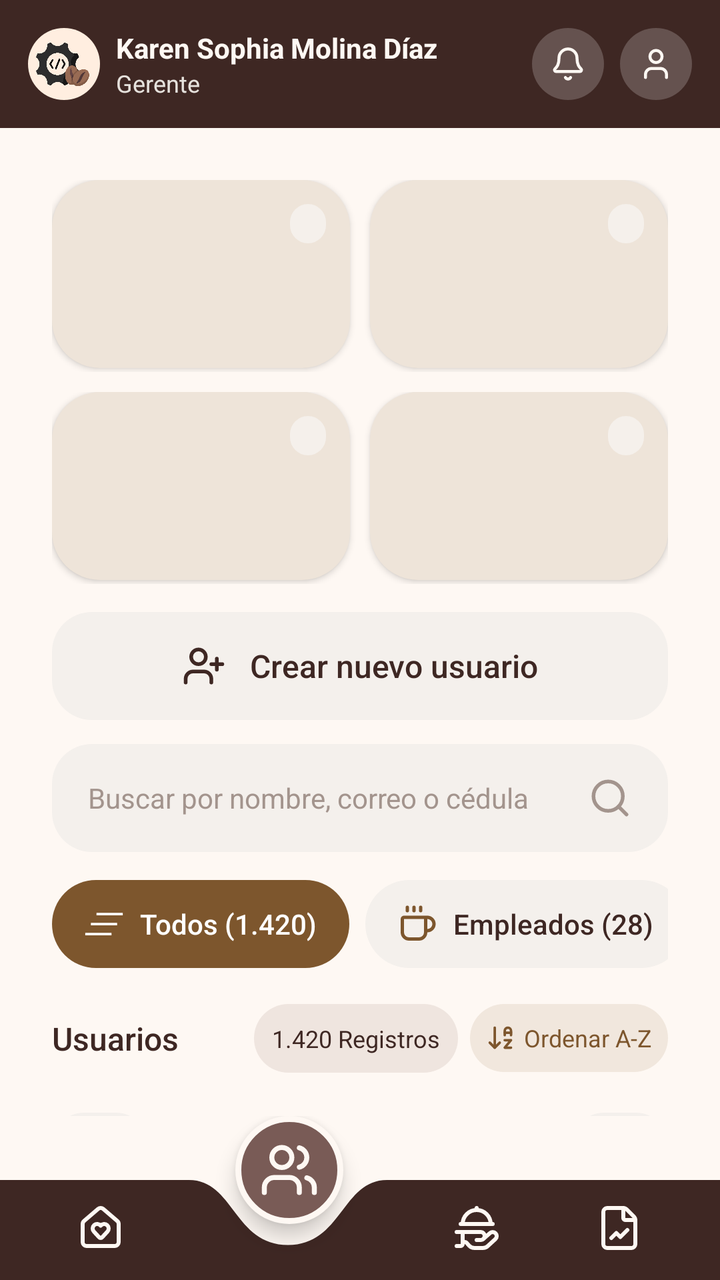
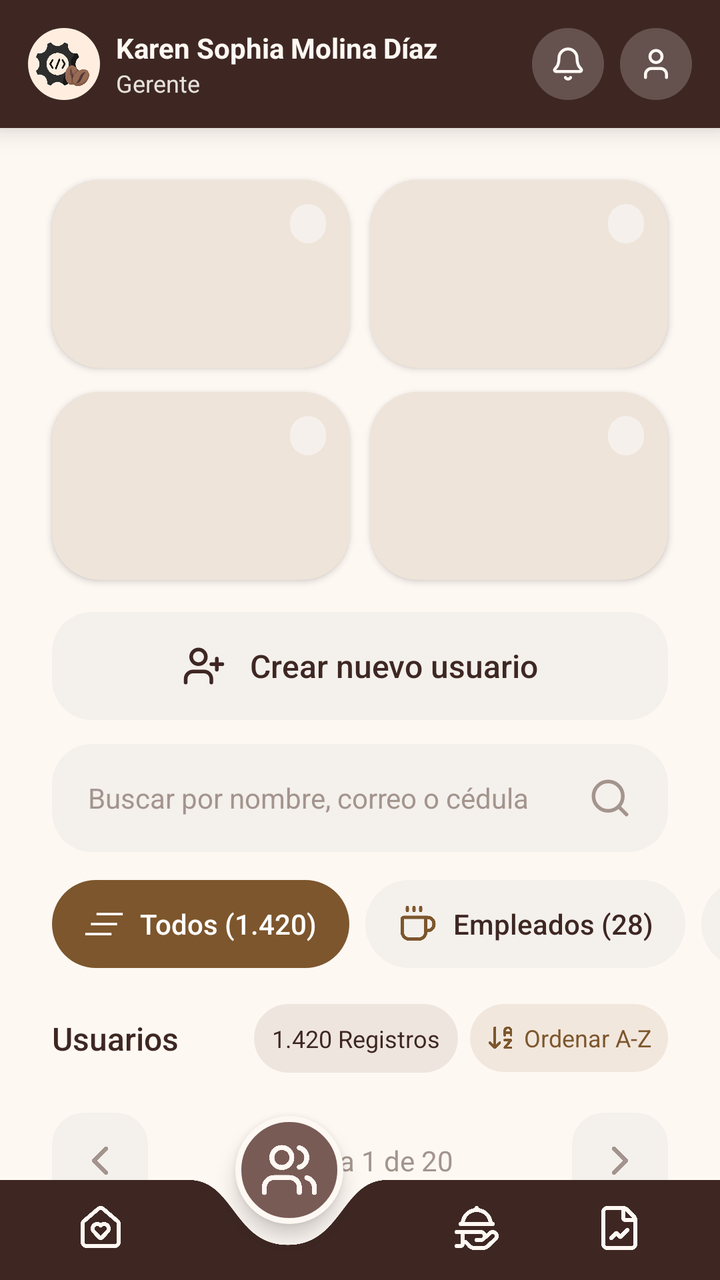

Before-and-after screenshots of an Android layout around one commit, followed by the original layout XML and the change that was made.
<!-- AndroidManifest.xml: application theme Theme.CoffeeTechMobile -->
<!-- res/layout/fragment_user_management.xml -->
<?xml version="1.0" encoding="utf-8"?>
<androidx.constraintlayout.widget.ConstraintLayout
    xmlns:android="http://schemas.android.com/apk/res/android"
    xmlns:app="http://schemas.android.com/apk/res-auto"
    android:layout_width="match_parent"
    android:layout_height="match_parent"
    android:background="@color/background_app">

    <LinearLayout
        android:id="@+id/manager_header"
        android:layout_width="0dp"
        android:layout_height="64dp"
        android:background="@color/coffee_primary"
        android:gravity="center_vertical"
        android:orientation="horizontal"
        android:paddingHorizontal="14dp"
        app:layout_constraintTop_toTopOf="parent"
        app:layout_constraintStart_toStartOf="parent"
        app:layout_constraintEnd_toEndOf="parent">

        <ImageView
            android:layout_width="36dp"
            android:layout_height="36dp"
            android:background="@drawable/bg_logo_circle"
            android:padding="4dp"
            android:src="@drawable/logo"
            android:contentDescription="@string/logo_description"
            android:scaleType="centerInside"/>

        <LinearLayout
            android:layout_width="0dp"
            android:layout_height="wrap_content"
            android:layout_weight="1"
            android:layout_marginStart="8dp"
            android:orientation="vertical">

            <TextView
                android:layout_width="wrap_content"
                android:layout_height="wrap_content"
                android:maxLines="1"
                android:text="Karen Sophia Molina Díaz"
                android:textColor="@color/background_app"
                android:textSize="14sp"
                android:textStyle="bold"/>

            <TextView
                android:layout_width="wrap_content"
                android:layout_height="wrap_content"
                android:text="Gerente"
                android:textColor="#E6E2DD"
                android:textSize="12sp"/>

        </LinearLayout>

        <ImageButton
            android:id="@+id/manager_notifications_button"
            android:layout_width="36dp"
            android:layout_height="36dp"
            android:layout_marginEnd="8dp"
            android:background="@drawable/bg_header_icon"
            android:src="@drawable/ic_notifications"
            android:contentDescription="@string/notifications"
            app:tint="@color/background_app"/>

        <ImageButton
            android:id="@+id/manager_profile_button"
            android:layout_width="36dp"
            android:layout_height="36dp"
            android:background="@drawable/bg_header_icon"
            android:src="@drawable/ic_user"
            android:contentDescription="@string/profile"
            app:tint="@color/background_app"/>

    </LinearLayout>

    <androidx.core.widget.NestedScrollView
        android:id="@+id/manager_scroll"
        android:layout_width="0dp"
        android:layout_height="0dp"
        android:fillViewport="true"
        android:clipToPadding="false"
        app:layout_constraintTop_toBottomOf="@id/manager_header"
        app:layout_constraintBottom_toTopOf="@id/manager_bottom_navigation_container"
        app:layout_constraintStart_toStartOf="parent"
        app:layout_constraintEnd_toEndOf="parent">

        <LinearLayout
            android:layout_width="match_parent"
            android:layout_height="wrap_content"
            android:orientation="vertical"
            android:paddingHorizontal="26dp"
            android:paddingTop="26dp"
            android:paddingBottom="30dp">

            <LinearLayout
                android:layout_width="match_parent"
                android:layout_height="96dp"
                android:orientation="horizontal">

                <include
                    android:id="@+id/stat_total"
                    layout="@layout/item_user_stat"
                    android:layout_width="0dp"
                    android:layout_height="94dp"
                    android:layout_weight="1" />

                <View
                    android:layout_width="10dp"
                    android:layout_height="1dp" />

                <include
                    android:id="@+id/stat_clients"
                    layout="@layout/item_user_stat"
                    android:layout_width="0dp"
                    android:layout_height="94dp"
                    android:layout_weight="1" />

            </LinearLayout>

            <LinearLayout
                android:layout_width="match_parent"
                android:layout_height="96dp"
                android:layout_marginTop="10dp"
                android:orientation="horizontal">

                <include
                    android:id="@+id/stat_sales"
                    layout="@layout/item_user_stat"
                    android:layout_width="0dp"
                    android:layout_height="94dp"
                    android:layout_weight="1" />

                <View
                    android:layout_width="10dp"
                    android:layout_height="1dp" />

                <include
                    android:id="@+id/stat_employees"
                    layout="@layout/item_user_stat"
                    android:layout_width="0dp"
                    android:layout_height="94dp"
                    android:layout_weight="1" />

            </LinearLayout>

            <LinearLayout
                android:id="@+id/create_user_button"
                android:layout_width="match_parent"
                android:layout_height="54dp"
                android:layout_marginTop="14dp"
                android:background="@drawable/bg_user_action"
                android:clickable="true"
                android:focusable="true"
                android:gravity="center"
                android:orientation="horizontal">

                <ImageView
                    android:layout_width="22dp"
                    android:layout_height="22dp"
                    android:src="@drawable/ic_user_plus"
                    android:contentDescription="@null"
                    app:tint="@color/coffee_primary"/>

                <TextView
                    android:layout_width="wrap_content"
                    android:layout_height="wrap_content"
                    android:layout_marginStart="12dp"
                    android:text="Crear nuevo usuario"
                    android:textColor="@color/coffee_primary"
                    android:textSize="16sp"
                    android:fontFamily="sans-serif-medium"/>

            </LinearLayout>

            <LinearLayout
                android:id="@+id/user_search_container"
                android:layout_width="match_parent"
                android:layout_height="54dp"
                android:layout_marginTop="12dp"
                android:background="@drawable/bg_user_action"
                android:gravity="center_vertical"
                android:orientation="horizontal"
                android:paddingHorizontal="18dp">

                <EditText
                    android:id="@+id/user_search_input"
                    android:layout_width="0dp"
                    android:layout_height="match_parent"
                    android:layout_weight="1"
                    android:background="@null"
                    android:hint="Buscar por nombre, correo o cédula"
                    android:inputType="text"
                    android:singleLine="true"
                    android:textColor="@color/text_dark"
                    android:textColorHint="#A3948D"
                    android:textSize="14sp"
                    android:padding="0dp"/>

                <ImageView
                    android:layout_width="22dp"
                    android:layout_height="22dp"
                    android:src="@drawable/ic_search"
                    android:contentDescription="@string/search_users"
                    app:tint="#A3948D"/>

            </LinearLayout>

            <HorizontalScrollView
                android:id="@+id/user_filters_scroll"
                android:layout_width="match_parent"
                android:layout_height="wrap_content"
                android:layout_marginTop="14dp"
                android:clipToPadding="false"
                android:scrollbars="none">

                <LinearLayout
                    android:layout_width="wrap_content"
                    android:layout_height="wrap_content"
                    android:orientation="horizontal">

                    <LinearLayout
                        android:id="@+id/filter_all"
                        android:layout_width="wrap_content"
                        android:layout_height="44dp"
                        android:background="@drawable/bg_filter_selected"
                        android:clickable="true"
                        android:focusable="true"
                        android:gravity="center"
                        android:orientation="horizontal"
                        android:paddingHorizontal="16dp">

                        <ImageView
                            android:layout_width="20dp"
                            android:layout_height="20dp"
                            android:src="@drawable/ic_filter_all"
                            android:contentDescription="@null"
                            app:tint="#FFFFFF"/>

                        <TextView
                            android:layout_width="wrap_content"
                            android:layout_height="wrap_content"
                            android:layout_marginStart="8dp"
                            android:fontFamily="sans-serif-medium"
                            android:text="Todos (1.420)"
                            android:textColor="#FFFFFF"
                            android:textSize="14sp"/>

                    </LinearLayout>

                    <LinearLayout
                        android:id="@+id/filter_employees"
                        android:layout_width="wrap_content"
                        android:layout_height="44dp"
                        android:layout_marginStart="8dp"
                        android:background="@drawable/bg_filter_unselected"
                        android:clickable="true"
                        android:focusable="true"
                        android:gravity="center"
                        android:orientation="horizontal"
                        android:paddingHorizontal="16dp">

                        <ImageView
                            android:layout_width="20dp"
                            android:layout_height="20dp"
                            android:src="@drawable/ic_coffee"
                            android:contentDescription="@null"
                            app:tint="@color/coffee_secondary"/>

                        <TextView
                            android:layout_width="wrap_content"
                            android:layout_height="wrap_content"
                            android:layout_marginStart="8dp"
                            android:fontFamily="sans-serif-medium"
                            android:text="Empleados (28)"
                            android:textColor="@color/coffee_primary"
                            android:textSize="14sp"/>

                    </LinearLayout>

                    <LinearLayout
                        android:id="@+id/filter_clients"
                        android:layout_width="wrap_content"
                        android:layout_height="44dp"
                        android:layout_marginStart="8dp"
                        android:background="@drawable/bg_filter_unselected"
                        android:clickable="true"
                        android:focusable="true"
                        android:gravity="center"
                        android:orientation="horizontal"
                        android:paddingHorizontal="16dp">

                        <ImageView
                            android:layout_width="20dp"
                            android:layout_height="20dp"
                            android:src="@drawable/ic_user"
                            android:contentDescription="@null"
                            app:tint="@color/coffee_secondary"/>

                        <TextView
                            android:layout_width="wrap_content"
                            android:layout_height="wrap_content"
                            android:layout_marginStart="8dp"
                            android:fontFamily="sans-serif-medium"
                            android:text="Clientes (1.385)"
                            android:textColor="@color/coffee_primary"
                            android:textSize="14sp"/>

                    </LinearLayout>

                </LinearLayout>

            </HorizontalScrollView>

            <LinearLayout
                android:id="@+id/user_list_header"
                android:layout_width="match_parent"
                android:layout_height="wrap_content"
                android:layout_marginTop="18dp"
                android:layout_marginBottom="12dp"
                android:gravity="center_vertical"
                android:orientation="horizontal">

                <TextView
                    android:layout_width="0dp"
                    android:layout_height="wrap_content"
                    android:layout_weight="1"
                    android:maxLines="1"
                    android:text="Usuarios globales"
                    android:textColor="@color/coffee_primary"
                    android:textSize="16sp"
                    android:fontFamily="sans-serif-medium"/>

                <TextView
                    android:id="@+id/user_records_count"
                    android:layout_width="wrap_content"
                    android:layout_height="wrap_content"
                    android:background="@drawable/bg_user_count_badge"
                    android:paddingHorizontal="9dp"
                    android:paddingVertical="9dp"
                    android:text="1.420 Registros"
                    android:textColor="@color/coffee_primary"
                    android:textSize="12sp"/>

                <LinearLayout
                    android:id="@+id/sort_users_button"
                    android:layout_width="wrap_content"
                    android:layout_height="34dp"
                    android:layout_marginStart="6dp"
                    android:background="@drawable/bg_user_sort"
                    android:clickable="true"
                    android:focusable="true"
                    android:gravity="center"
                    android:orientation="horizontal"
                    android:paddingHorizontal="8dp">

                    <ImageView
                        android:layout_width="15dp"
                        android:layout_height="15dp"
                        android:src="@drawable/ic_sort_az"
                        android:contentDescription="@null"
                        app:tint="@color/coffee_secondary"/>

                    <TextView
                        android:layout_width="wrap_content"
                        android:layout_height="wrap_content"
                        android:layout_marginStart="4dp"
                        android:text="Ordenar A-Z"
                        android:textColor="@color/coffee_secondary"
                        android:textSize="12sp"/>

                </LinearLayout>

            </LinearLayout>

            <androidx.recyclerview.widget.RecyclerView
                android:id="@+id/users_recycler_view"
                android:layout_width="match_parent"
                android:layout_height="wrap_content"
                android:nestedScrollingEnabled="false"
                android:overScrollMode="never"
                android:clipToPadding="false"/>

            <LinearLayout
                android:id="@+id/user_pagination"
                android:layout_width="match_parent"
                android:layout_height="wrap_content"
                android:layout_marginTop="8dp"
                android:gravity="center_vertical"
                android:orientation="horizontal">

                <ImageButton
                    android:id="@+id/previous_page_button"
                    android:layout_width="48dp"
                    android:layout_height="48dp"
                    android:background="@drawable/bg_pagination_button"
                    android:contentDescription="@string/previous_page"
                    android:padding="13dp"
                    android:src="@drawable/ic_chevron_left"
                    app:tint="#A3948D"
                    app:elevation="3dp"/>

                <TextView
                    android:id="@+id/current_page_text"
                    android:layout_width="0dp"
                    android:layout_height="wrap_content"
                    android:layout_weight="1"
                    android:gravity="center"
                    android:text="Página 1 de 20"
                    android:textColor="#A3948D"
                    android:textSize="14sp"/>

                <ImageButton
                    android:id="@+id/next_page_button"
                    android:layout_width="48dp"
                    android:layout_height="48dp"
                    android:background="@drawable/bg_pagination_button"
                    android:contentDescription="@string/next_page"
                    android:padding="13dp"
                    android:src="@drawable/ic_chevron_right"
                    app:tint="#A3948D"
                    app:elevation="3dp"/>

            </LinearLayout>

        </LinearLayout>

    </androidx.core.widget.NestedScrollView>

    <include
        android:id="@+id/manager_bottom_navigation_container"
        layout="@layout/view_manager_bottom_navigation"
        android:layout_width="0dp"
        android:layout_height="82dp"
        app:layout_constraintBottom_toBottomOf="parent"
        app:layout_constraintStart_toStartOf="parent"
        app:layout_constraintEnd_toEndOf="parent"/>

</androidx.constraintlayout.widget.ConstraintLayout>
<!-- res/layout/item_user_stat.xml (included above) -->
<?xml version="1.0" encoding="utf-8"?>
<FrameLayout
    xmlns:android="http://schemas.android.com/apk/res/android"
    xmlns:app="http://schemas.android.com/apk/res-auto"
    android:layout_width="match_parent"
    android:layout_height="94dp"
    android:background="@drawable/bg_stat_total"
    android:elevation="2dp">

    <androidx.constraintlayout.widget.ConstraintLayout
        android:layout_width="match_parent"
        android:layout_height="match_parent"
        android:padding="12dp">

        <ImageView
            android:id="@+id/stat_icon"
            android:layout_width="22dp"
            android:layout_height="22dp"
            android:contentDescription="@null"
            app:layout_constraintStart_toStartOf="parent"
            app:layout_constraintTop_toTopOf="parent"/>

        <TextView
            android:id="@+id/stat_badge"
            android:layout_width="wrap_content"
            android:layout_height="wrap_content"
            android:background="@drawable/bg_stat_badge"
            android:paddingHorizontal="9dp"
            android:paddingVertical="3dp"
            android:textColor="#8D6849"
            android:textSize="10sp"
            android:textStyle="bold"
            app:layout_constraintEnd_toEndOf="parent"
            app:layout_constraintTop_toTopOf="parent"/>

        <TextView
            android:id="@+id/stat_value"
            android:layout_width="wrap_content"
            android:layout_height="wrap_content"
            android:layout_marginTop="1dp"
            android:includeFontPadding="false"
            android:textColor="#916A45"
            android:textSize="25sp"
            android:textStyle="bold"
            app:layout_constraintStart_toStartOf="parent"
            app:layout_constraintTop_toBottomOf="@id/stat_icon"/>

        <TextView
            android:id="@+id/stat_label"
            android:layout_width="wrap_content"
            android:layout_height="wrap_content"
            android:includeFontPadding="false"
            android:maxLines="1"
            android:textColor="#916A45"
            android:textSize="12sp"
            app:layout_constraintStart_toStartOf="parent"
            app:layout_constraintTop_toBottomOf="@id/stat_value"/>

    </androidx.constraintlayout.widget.ConstraintLayout>

</FrameLayout>
<!-- res/layout/view_manager_bottom_navigation.xml (included above) -->
<?xml version="1.0" encoding="utf-8"?>
<androidx.constraintlayout.widget.ConstraintLayout
    xmlns:android="http://schemas.android.com/apk/res/android"
    xmlns:app="http://schemas.android.com/apk/res-auto"
    android:id="@+id/manager_bottom_navigation"
    android:layout_width="match_parent"
    android:layout_height="76dp"
    android:clipChildren="false"
    android:clipToPadding="false">

    <ImageView
        android:id="@+id/manager_navigation_background"
        android:layout_width="0dp"
        android:layout_height="50dp"
        android:scaleType="fitXY"
        android:src="@drawable/bg_manager_bottom_navigation"
        android:contentDescription="@null"
        app:layout_constraintBottom_toBottomOf="parent"
        app:layout_constraintStart_toStartOf="parent"
        app:layout_constraintEnd_toEndOf="parent" />

    <ImageButton
        android:id="@+id/manager_home_button"
        android:layout_width="36dp"
        android:layout_height="36dp"
        android:background="?attr/selectableItemBackgroundBorderless"
        android:src="@drawable/ic_home"
        android:padding="9dp"
        android:contentDescription="@string/manager_home"
        app:tint="@color/background_app"
        app:layout_constraintStart_toStartOf="parent"
        app:layout_constraintEnd_toEndOf="parent"
        app:layout_constraintHorizontal_bias="0.10"
        app:layout_constraintBottom_toBottomOf="parent"
        android:layout_marginBottom="8dp"/>

    <ImageButton
        android:id="@+id/manager_users_button"
        android:layout_width="54dp"
        android:layout_height="54dp"
        android:background="@drawable/bg_home_nav_button"
        android:contentDescription="@string/manager_users"
        android:padding="12dp"
        android:scaleType="fitCenter"
        android:src="@drawable/ic_users"
        android:elevation="6dp"
        app:layout_constraintEnd_toEndOf="parent"
        app:layout_constraintHorizontal_bias="0.385"
        app:layout_constraintStart_toStartOf="parent"
        app:layout_constraintTop_toTopOf="parent"
        app:tint="@color/background_app" />

    <ImageButton
        android:id="@+id/manager_sales_button"
        android:layout_width="36dp"
        android:layout_height="36dp"
        android:background="?attr/selectableItemBackgroundBorderless"
        android:src="@drawable/ic_hand_platter"
        android:padding="8dp"
        android:contentDescription="@string/manager_sales"
        app:tint="@color/background_app"
        app:layout_constraintStart_toStartOf="parent"
        app:layout_constraintEnd_toEndOf="parent"
        app:layout_constraintHorizontal_bias="0.68"
        app:layout_constraintBottom_toBottomOf="parent"
        android:layout_marginBottom="8dp"/>

    <ImageButton
        android:id="@+id/manager_stats_button"
        android:layout_width="36dp"
        android:layout_height="36dp"
        android:background="?attr/selectableItemBackgroundBorderless"
        android:src="@drawable/ic_file_chart"
        android:padding="8dp"
        android:contentDescription="@string/manager_statistics"
        app:tint="@color/background_app"
        app:layout_constraintStart_toStartOf="parent"
        app:layout_constraintEnd_toEndOf="parent"
        app:layout_constraintHorizontal_bias="0.9"
        app:layout_constraintBottom_toBottomOf="parent"
        android:layout_marginBottom="8dp"/>

</androidx.constraintlayout.widget.ConstraintLayout>
<!-- resources referenced by this layout -->
<resources>
  <color name="background_app">#FEF8F3</color>
  <color name="coffee_primary">#3E2723</color>
  <color name="coffee_secondary">#7D562D</color>
  <color name="text_dark">#1D1B19</color>
  <!-- drawable bg_filter_selected (drawable) -->
  <?xml version="1.0" encoding="utf-8"?>
  <shape xmlns:android="http://schemas.android.com/apk/res/android">
      <solid android:color="@color/coffee_secondary"/>
      <corners android:radius="50dp"/>
  </shape>
  <!-- drawable bg_filter_unselected (drawable) -->
  <?xml version="1.0" encoding="utf-8"?>
  <shape xmlns:android="http://schemas.android.com/apk/res/android">
      <solid android:color="#F4F0EC"/>
      <corners android:radius="50dp"/>
  </shape>
  <!-- drawable bg_header_icon (drawable) -->
  <?xml version="1.0" encoding="utf-8"?>
  <shape xmlns:android="http://schemas.android.com/apk/res/android"
      android:shape="oval">
      <solid android:color="#65524F" />
  </shape>
  <!-- drawable bg_home_nav_button (drawable) -->
  <?xml version="1.0" encoding="utf-8"?>
  <shape xmlns:android="http://schemas.android.com/apk/res/android">
      <solid android:color="#795B56" />
  
      <corners android:radius="50dp" />
  
      <stroke
          android:width="3dp"
          android:color="@color/background_app" />
  </shape>
  <!-- drawable bg_logo_circle (drawable) -->
  <?xml version="1.0" encoding="utf-8"?>
  <shape xmlns:android="http://schemas.android.com/apk/res/android"
      android:shape="oval">
      <solid android:color="#FFEEE0" />
  </shape>
  <!-- drawable bg_pagination_button (drawable) -->
  <?xml version="1.0" encoding="utf-8"?>
  <shape xmlns:android="http://schemas.android.com/apk/res/android">
      <solid android:color="#F4F0EC"/>
      <corners android:radius="16dp"/>
  </shape>
  <!-- drawable bg_stat_badge (drawable) -->
  <?xml version="1.0" encoding="utf-8"?>
  <shape xmlns:android="http://schemas.android.com/apk/res/android">
      <solid android:color="#F5F0EB"/>
      <corners android:radius="50dp"/>
  </shape>
  <!-- drawable bg_stat_total (drawable) -->
  <?xml version="1.0" encoding="utf-8"?>
  <shape xmlns:android="http://schemas.android.com/apk/res/android">
      <solid android:color="#EEE4D9"/>
      <corners android:radius="24dp"/>
  </shape>
  <!-- drawable bg_user_action (drawable) -->
  <?xml version="1.0" encoding="utf-8"?>
  <shape xmlns:android="http://schemas.android.com/apk/res/android">
      <solid android:color="#F4F0EC"/>
      <corners android:radius="20dp"/>
  </shape>
  <!-- drawable bg_user_count_badge (drawable) -->
  <?xml version="1.0" encoding="utf-8"?>
  <shape xmlns:android="http://schemas.android.com/apk/res/android">
      <solid android:color="#EFE5DF"/>
      <corners android:radius="50dp"/>
  </shape>
  <!-- drawable bg_user_sort (drawable) -->
  <?xml version="1.0" encoding="utf-8"?>
  <shape xmlns:android="http://schemas.android.com/apk/res/android">
      <solid android:color="#F1E7DD"/>
      <corners android:radius="50dp"/>
  </shape>
  <!-- drawable ic_filter_all (drawable) -->
  <vector xmlns:android="http://schemas.android.com/apk/res/android"
      android:width="1dp"
      android:height="1dp"
      android:viewportWidth="512"
      android:viewportHeight="512">
    <path
        android:pathData="M160,112h336v32H160zM88,240h336v32H88zM16,368h336v32H16z"
        android:fillColor="#fff"/>
  </vector>
  <string name="logo_description">Logo de Coffee Tech</string>
  <string name="manager_home">Inicio</string>
  <string name="manager_sales">Ventas</string>
  <string name="manager_statistics">Estadísticas</string>
  
      // String for user management view
  <string name="manager_users">Gestión de usuarios</string>
  <string name="next_page">Página siguiente</string>
  <string name="notifications">Notificaciones</string>
  <string name="previous_page">Página anterior</string>
  <string name="profile">Mi perfil</string>
  <string name="search_users">Buscar usuarios</string>
  <color name="text_light">#FFFFFF</color>
  <!-- unchanged entries left out for length: 15 -->
</resources>

<!-- the commit's change to res/layout/fragment_user_management.xml (unified diff, before → after) -->
@@ -4,7 +4,8 @@
     xmlns:app="http://schemas.android.com/apk/res-auto"
     android:layout_width="match_parent"
     android:layout_height="match_parent"
-    android:background="@color/background_app">
+    android:background="@color/background_app"
+    android:clipChildren="false" >
 
     <LinearLayout
         android:id="@+id/manager_header"
@@ -12,6 +13,7 @@
         android:layout_height="64dp"
         android:background="@color/coffee_primary"
         android:gravity="center_vertical"
+        android:elevation="8dp"
         android:orientation="horizontal"
         android:paddingHorizontal="14dp"
         app:layout_constraintTop_toTopOf="parent"
@@ -78,6 +80,7 @@
         android:layout_width="0dp"
         android:layout_height="0dp"
         android:fillViewport="true"
+        android:clipChildren="false"
         android:clipToPadding="false"
         app:layout_constraintTop_toBottomOf="@id/manager_header"
         app:layout_constraintBottom_toTopOf="@id/manager_bottom_navigation_container"
@@ -88,6 +91,8 @@
             android:layout_width="match_parent"
             android:layout_height="wrap_content"
             android:orientation="vertical"
+            android:clipChildren="false"
+            android:clipToPadding="false"
             android:paddingHorizontal="26dp"
             android:paddingTop="26dp"
             android:paddingBottom="30dp">
@@ -431,6 +436,7 @@
         layout="@layout/view_manager_bottom_navigation"
         android:layout_width="0dp"
         android:layout_height="82dp"
+        android:elevation="8dp"
         app:layout_constraintBottom_toBottomOf="parent"
         app:layout_constraintStart_toStartOf="parent"
         app:layout_constraintEnd_toEndOf="parent"/>
